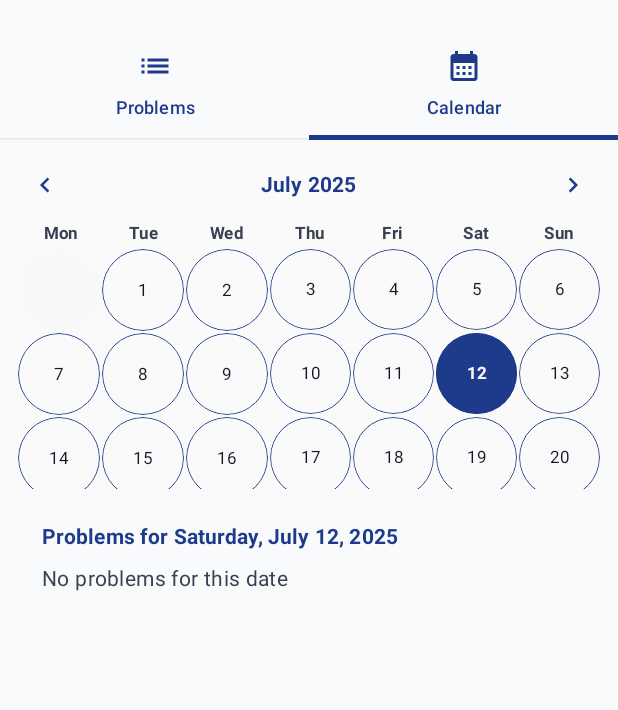
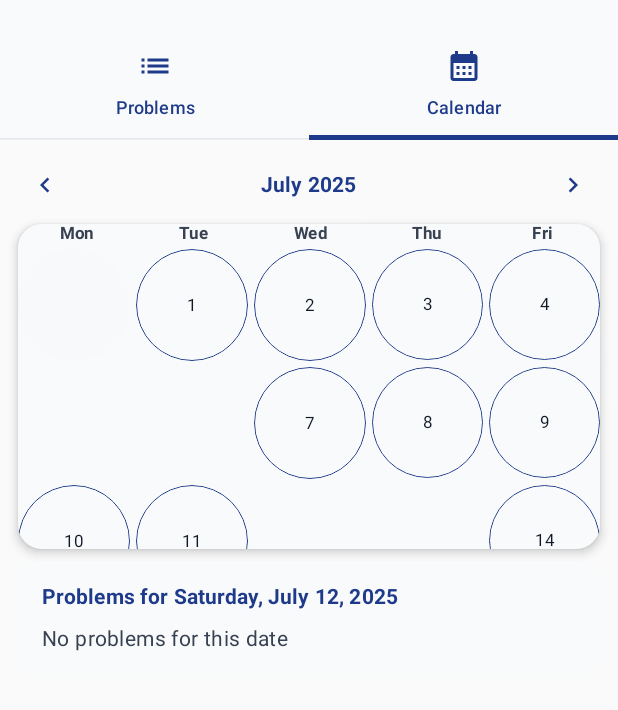
Before and after one commit to gunainvestor/GenAI_life-problem-solver, an Android app built with Jetpack Compose: the MainScreen screen opened through its navigation route, tab 2 chosen, on a phone screen of 412 x 824 dp, the part 64-774 px from its top. Run offline under Robolectric (Android 15) with nearby library versions, the phone set to English and light mode, and no system bars; our stand-ins replace Dagger/Hilt's generated code; 2 statements that could not run were skipped.

Commit message:
feat: update calendar to show 5 uniform circles per row (weekdays only)
- Change calendar grid from 7 to 5 columns (Mon-Fri only)
- Add card background for month block styling
- Increase spacing between circles for better visual appeal
- Filter to show only weekdays, removing weekends
- Adjust grid height and cell calculations for 5-column layout

```diff
--- a/app/src/main/java/com/lifeproblemsolver/app/ui/screens/CalendarScreen.kt
+++ b/app/src/main/java/com/lifeproblemsolver/app/ui/screens/CalendarScreen.kt
@@ -73,12 +73,19 @@ fun CalendarScreen(
         Spacer(modifier = Modifier.height(8.dp))
 
         // Calendar grid
+        Card(
+            modifier = Modifier.fillMaxWidth(),
+            shape = RoundedCornerShape(16.dp),
+            elevation = CardDefaults.cardElevation(defaultElevation = 4.dp),
+            colors = CardDefaults.cardColors(containerColor = MaterialTheme.colorScheme.surface)
+        ) {
             CalendarGrid(
                 currentMonth = currentMonth,
                 selectedDate = selectedDate,
                 groupedProblems = groupedProblems,
                 onDateSelected = { selectedDate = it }
             )
+        }
 
         Spacer(modifier = Modifier.height(8.dp))
 
@@ -146,8 +153,17 @@ fun CalendarGrid(
     val firstDayOfMonth = currentMonth.atDay(1)
     val firstDayOfWeek = firstDayOfMonth.dayOfWeek.value
 
-    // Calculate the number of days from previous month to show
-    val daysFromPreviousMonth = if (firstDayOfWeek == 1) 0 else firstDayOfWeek - 1
+    // Calculate the number of days from previous month to show (Monday-Friday only)
+    val daysFromPreviousMonth = when (firstDayOfWeek) {
+        1 -> 0 // Monday
+        2 -> 1 // Tuesday
+        3 -> 2 // Wednesday
+        4 -> 3 // Thursday
+        5 -> 4 // Friday
+        6 -> 0 // Saturday - start fresh
+        7 -> 0 // Sunday - start fresh
+        else -> 0
+    }
 
     Column {
         // Day headers
@@ -155,7 +171,7 @@ fun CalendarGrid(
             modifier = Modifier.fillMaxWidth(),
             horizontalArrangement = Arrangement.SpaceEvenly
         ) {
-            listOf("Mon", "Tue", "Wed", "Thu", "Fri", "Sat", "Sun").forEach { dayName ->
+            listOf("Mon", "Tue", "Wed", "Thu", "Fri").forEach { dayName ->
                 Text(
                     text = dayName,
                     style = MaterialTheme.typography.labelSmall,
@@ -171,10 +187,10 @@ fun CalendarGrid(
 
         // Calendar grid - compact height, no scrolling
         LazyVerticalGrid(
-            columns = GridCells.Fixed(7),
-            horizontalArrangement = Arrangement.spacedBy(1.dp),
-            verticalArrangement = Arrangement.spacedBy(1.dp),
-            modifier = Modifier.height(160.dp)
+            columns = GridCells.Fixed(5),
+            horizontalArrangement = Arrangement.spacedBy(4.dp),
+            verticalArrangement = Arrangement.spacedBy(4.dp),
+            modifier = Modifier.height(200.dp)
         ) {
             // Previous month days
             items(daysFromPreviousMonth) {
@@ -193,9 +209,11 @@ fun CalendarGrid(
                 }
             }
 
-            // Current month days
+            // Current month days (weekdays only)
             items(daysInMonth) { day ->
                 val date = currentMonth.atDay(day + 1)
+                // Only show weekdays (Monday = 1, Friday = 5)
+                if (date.dayOfWeek.value in 1..5) {
                     val isSelected = date == selectedDate
                     val isToday = date == LocalDate.now()
                     val hasProblems = groupedProblems.containsKey(date)
@@ -210,10 +228,15 @@ fun CalendarGrid(
                         onClick = { onDateSelected(date) }
                     )
                 }
+            }
 
             // Next month days to fill the grid
-            val totalCells = 42 // 6 rows * 7 columns
-            val remainingCells = totalCells - daysFromPreviousMonth - daysInMonth
+            val weekdayCount = (1..daysInMonth).count { day ->
+                val date = currentMonth.atDay(day)
+                date.dayOfWeek.value in 1..5
+            }
+            val totalCells = 35 // 7 rows * 5 columns
+            val remainingCells = totalCells - daysFromPreviousMonth - weekdayCount
             items(remainingCells) {
                 Box(
                     modifier = Modifier
```
Lines whose indentation alone changed are shown as unchanged.
